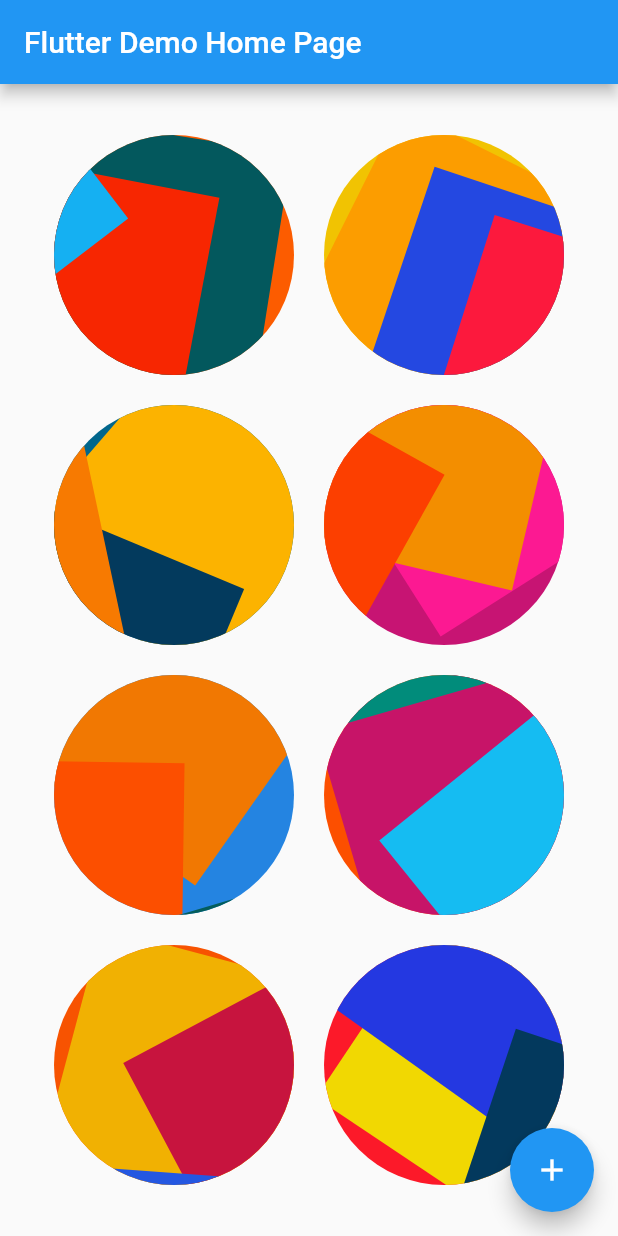
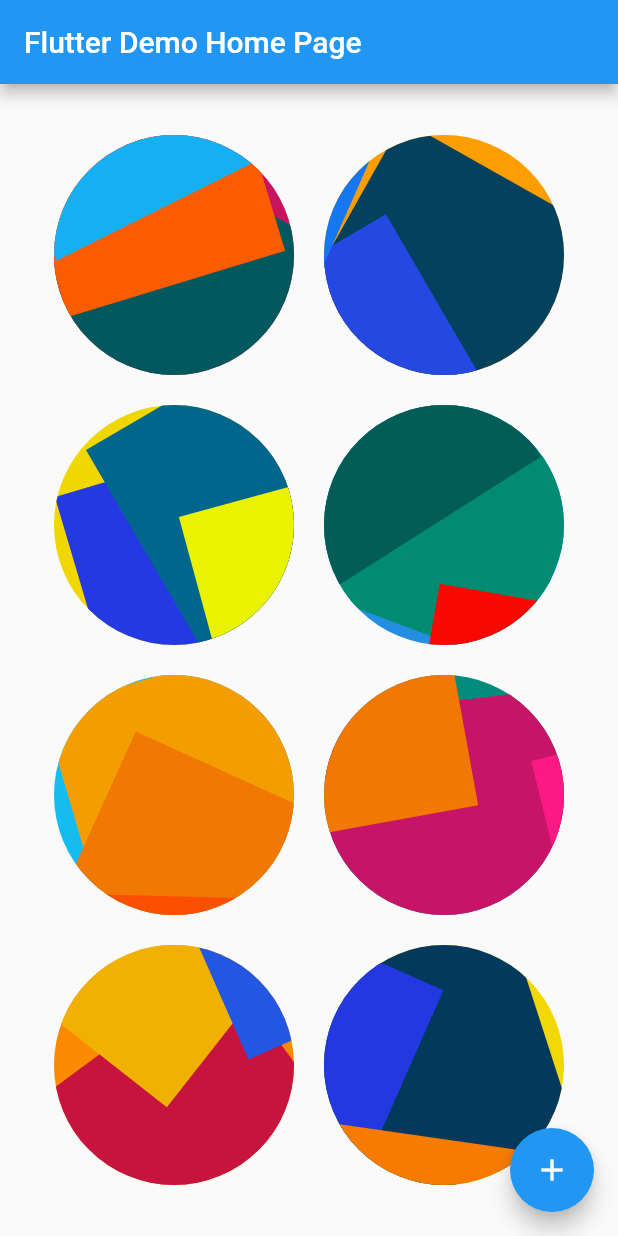
Before and after one commit to kopianan/jazzicon, a Flutter app: the screen it shows after launch, on a phone screen of 412 x 824 dp. Run offline on Flutter 3.47's test engine with Material 2 defaults, Android fonts, the phone set to English and light mode, and no system bars.

Commit message:
Update jazzicon.dart to get same shape as metamask

```diff
--- a/lib/jazzicon.dart
+++ b/lib/jazzicon.dart
@@ -84,8 +84,9 @@ class Jazzicon {
   }
 
   static Color _genColor(List<Color> colors, MersenneTwister19937 generator) {
-    double r1 = generator.random();
-    int idx = (colors.length * r1).floor();
+    generator.random();
+
+    int idx = (colors.length * generator.random()).floor();
     Color color = colors[idx];
     colors.removeAt(idx);
     return color;
```
